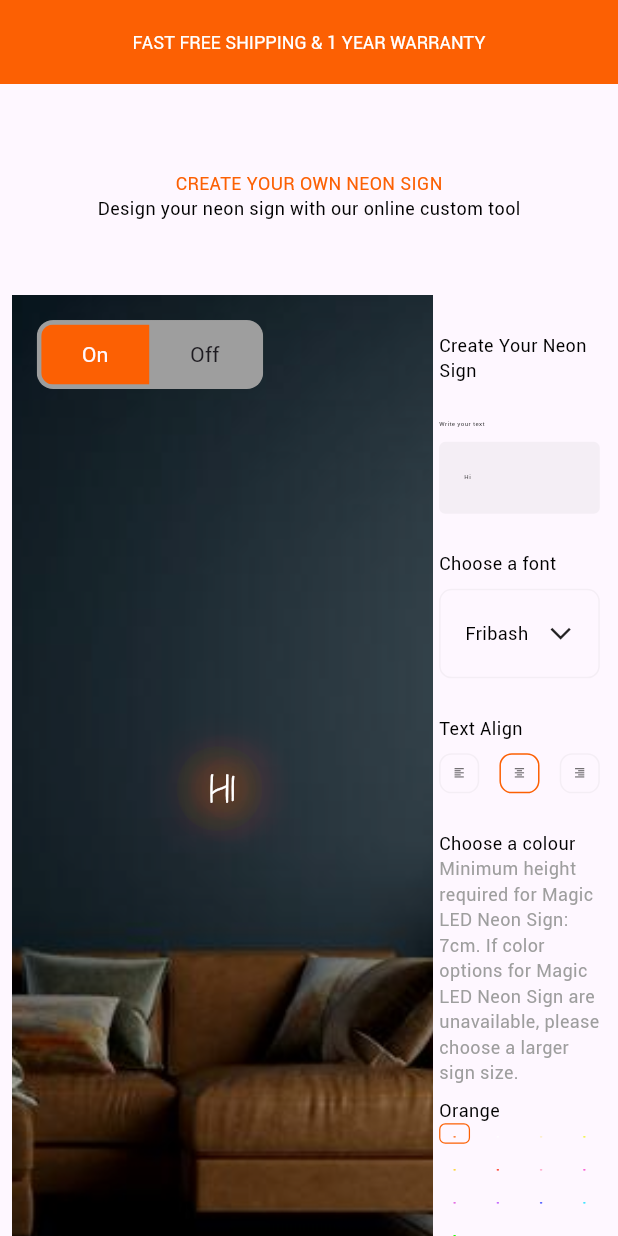
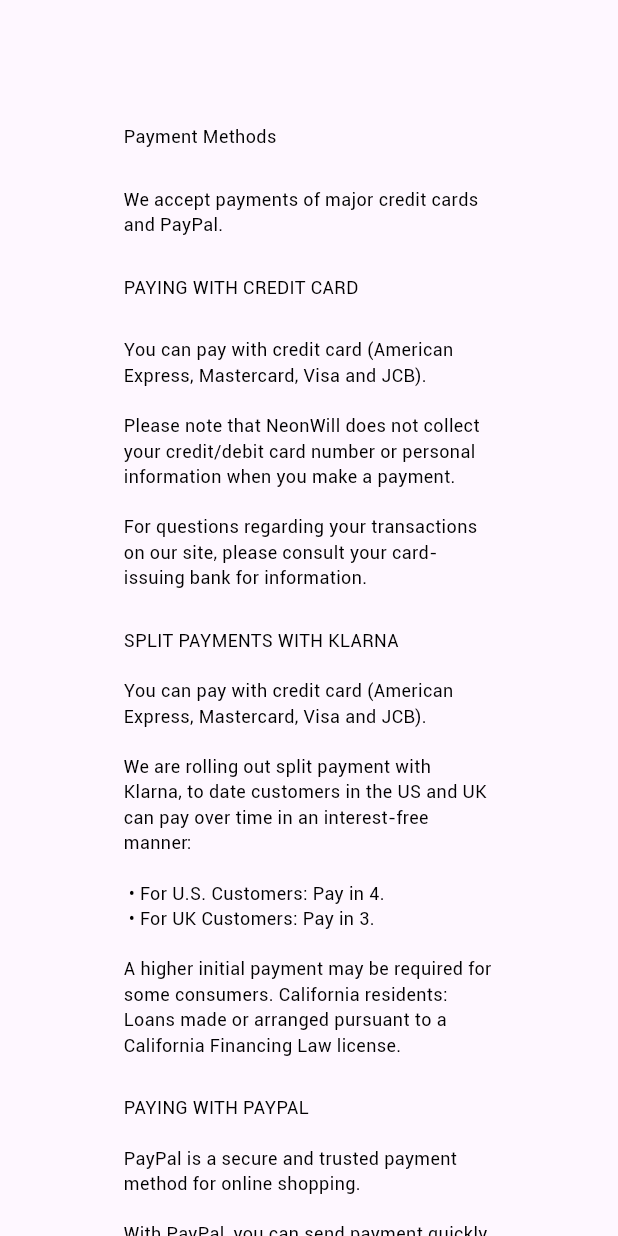
Before and after one commit to mfarooqone/customneon, a Flutter app: the screen it shows after launch, on a phone screen of 412 x 824 dp. Run offline on Flutter 3.47's test engine with Material 3 defaults, Android fonts, the phone set to English and light mode, and no system bars; drawn by our look-alikes of auto_size_text, toggle_switch; our stand-ins replace dropdown_button2, get, phosphor_flutter, sizer.

Commit message:
WIP payment methods

```diff
--- a/lib/desktop_view/footer/footer_design.dart
+++ b/lib/desktop_view/footer/footer_design.dart
@@ -1,5 +1,6 @@
 import 'package:auto_size_text/auto_size_text.dart';
 import 'package:customneon/desktop_view/footer/contact_us.dart';
+import 'package:customneon/desktop_view/footer/payment_methods.dart';
 import 'package:customneon/desktop_view/footer/privacy_policy.dart';
 import 'package:customneon/desktop_view/footer/refund_policy.dart';
 import 'package:customneon/desktop_view/footer/about_us.dart';
@@ -108,6 +109,15 @@
                 ),
               ),
 
+              TextButton(
+                onPressed: () {
+                  Get.to(()=>  PaymentMethods());
+                },
+                child: const AutoSizeText(
+                  "Payment Methods",
+                ),
+              ),
+
               ////
               ///
               ///
--- /dev/null
+++ b/lib/desktop_view/footer/payment_methods.dart
@@ -0,0 +1,132 @@
+import 'package:auto_size_text/auto_size_text.dart';
+import 'package:flutter/material.dart';
+import 'package:sizer/sizer.dart';
+
+import '../../utills/app_text_style.dart';
+
+class PaymentMethods extends StatelessWidget {
+  const PaymentMethods({Key? key}) : super(key: key);
+
+  @override
+  Widget build(BuildContext context) {
+    return Scaffold(
+      body: SingleChildScrollView(
+        child: Padding(
+          padding: EdgeInsets.symmetric(vertical: 10.h, horizontal: 10.h),
+          child: Column(
+            crossAxisAlignment: CrossAxisAlignment.start,
+            children: [
+              autoText("Payment Methods", AppTextStyle.black4),
+              SizedBox(
+                height: 3.h,
+              ),
+              autoText("We accept payments of major credit cards and PayPal.",
+                  AppTextStyle.black3),
+              SizedBox(
+                height: 3.h,
+              ),
+              autoText("PAYING WITH CREDIT CARD", AppTextStyle.black4),
+              SizedBox(
+                height: 3.h,
+              ),
+              autoText(
+                  "You can pay with credit card (American Express, Mastercard, Visa and JCB).",
+                  AppTextStyle.black3),
+              SizedBox(
+                height: 2.h,
+              ),
+              autoText(
+                  "Please note that NeonWill does not collect your credit/debit card number or personal information when you make a payment.",
+                  AppTextStyle.black3),
+              SizedBox(
+                height: 2.h,
+              ),
+              autoText(
+                  "For questions regarding your transactions on our site, please consult your card-issuing bank for information.",
+                  AppTextStyle.black3),
+              SizedBox(
+                height: 3.h,
+              ),
+              autoText("SPLIT PAYMENTS WITH KLARNA", AppTextStyle.black4),
+              SizedBox(
+                height: 2.h,
+              ),
+              autoText(
+                  "You can pay with credit card (American Express, Mastercard, Visa and JCB).",
+                  AppTextStyle.black3),
+              SizedBox(
+                height: 2.h,
+              ),
+              autoText(
+                  "We are rolling out split payment with Klarna, to date customers in the US and UK can pay over time in an interest-free manner:",
+                  AppTextStyle.black3),
+              SizedBox(
+                height: 2.h,
+              ),
+              autoText(
+                  " • For U.S. Customers: Pay in 4.\n • For UK Customers: Pay in 3.",
+                  AppTextStyle.black3),
+              SizedBox(
+                height: 2.h,
+              ),
+              autoText(
+                  "A higher initial payment may be required for some consumers. California residents: Loans made or arranged pursuant to a California Financing Law license.",
+                  AppTextStyle.black3),
+              SizedBox(
+                height: 3.h,
+              ),
+              autoText("PAYING WITH PAYPAL", AppTextStyle.black4),
+              SizedBox(
+                height: 2.h,
+              ),
+              autoText(
+                  "PayPal is a secure and trusted payment method for online shopping.",
+                  AppTextStyle.black3),
+              SizedBox(
+                height: 2.h,
+              ),
+              autoText(
+                  "With PayPal, you can send payment quickly and securely on-line.",
+                  AppTextStyle.black3),
+              SizedBox(
+                height: 2.h,
+              ),
+              autoText(
+                  "Through PayPal, you can pay with credit card (American Express, Mastercard, Visa), debit card, or bank account balance even if you do not have a Paypal account.",
+                  AppTextStyle.black3),
+              SizedBox(
+                height: 2.h,
+              ),
+              autoText(
+                  "Once your order is submitted, you will be redirected to PayPal to complete the transaction. You can trace the status of your payment using your PayPal account.",
+                  AppTextStyle.black3),
+              SizedBox(
+                height: 5.h,
+              ),
+              autoText("Express Checkout Experience", AppTextStyle.black4),
+              SizedBox(
+                height: 3.h,
+              ),
+              autoText(
+                  "Customer may also be able to checkout using Apple Pay, Google Pay, or Shop Pay.",
+                  AppTextStyle.black4),
+              SizedBox(
+                height: 2.h,
+              ),
+              autoText(
+                  "The eligibility of such express experience varies per customers' locations.",
+                  AppTextStyle.black4),
+            ],
+          ),
+        ),
+      ),
+    );
+  }
+
+  Widget autoText(String text, TextStyle style) {
+    return AutoSizeText(
+      text,
+      style: style,
+    );
+  }
+}
--- a/lib/main.dart
+++ b/lib/main.dart
@@ -1,3 +1,4 @@
+import 'package:customneon/desktop_view/footer/payment_methods.dart';
 import 'package:customneon/homepage/homepage.dart';
 import 'package:flutter/material.dart';
 import 'package:get/get.dart';
@@ -17,7 +18,7 @@
         return const GetMaterialApp(
           debugShowCheckedModeBanner: false,
           title: 'Custom Neon',
-          home: HomePage(),
+          home: PaymentMethods(),
         );
       },
     );
```
